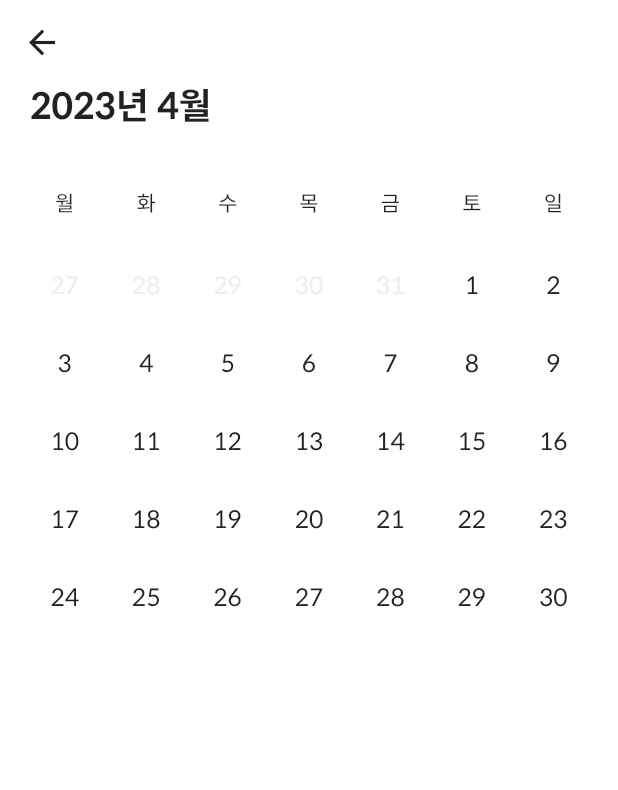
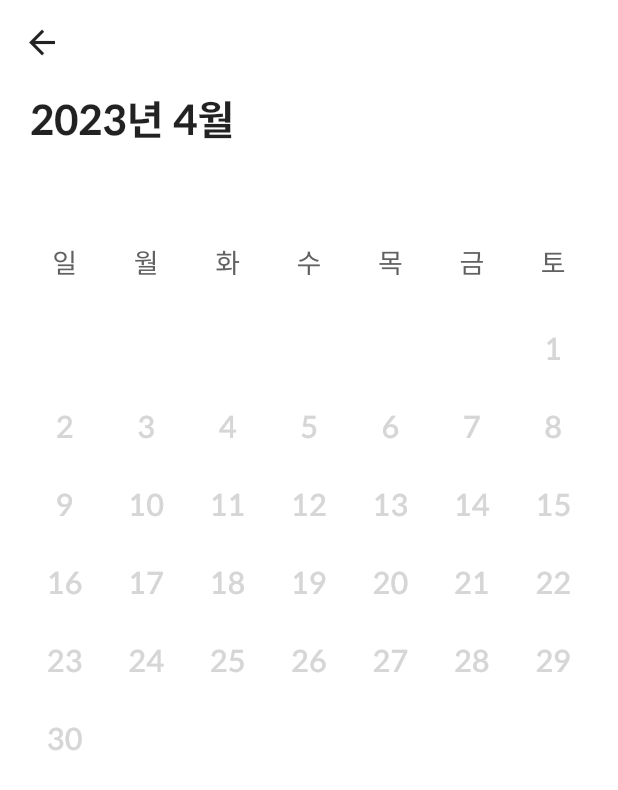
Before and after one commit to hhamja/nocoffee, a Flutter app: the CalendarPage screen opened by its route, on a phone screen of 412 x 824 dp. Shown: the top 790 px of the screen. Run offline on Flutter 3.47's test engine with Material 2 defaults, Android fonts, the phone set to English and light mode, and no system bars; drawn by our look-alikes of table_calendar; our stand-ins replace auto_route, currency_text_input_formatter, flutter_riverpod, fluttertoast, freezed_annotation, hive_flutter and 3 more; accounts and stored records are empty.

Commit message:
Edit  - UI 수정
#### DESC
1. 홈 커피 기록 페이지 여백 추가

2. 달력 페이지
- 폰트 사이즈 수정
- 폰트 컬러 수정
- 커피 잔 수 디자인 수정
- 전체적으로 데이터 간의 위계도를 수정하여 중요한 정보 일수록 글씨 색, 크기, 굵기에 차별화를 두도록 수정

```diff
--- a/lib/src/features/coffee/presentation/screen/calendar_page/calendar_page.dart
+++ b/lib/src/features/coffee/presentation/screen/calendar_page/calendar_page.dart
@@ -23,6 +23,7 @@ class _CalendarPageState extends ConsumerState<CalendarPage> {
   @override
   Widget build(BuildContext context) {
     final allCoffeeData = ref.watch(calendarCoffeeDataProvider);
+
     return Scaffold(
         appBar: AppBar(),
         body: allCoffeeData.when(
@@ -33,46 +34,38 @@ class _CalendarPageState extends ConsumerState<CalendarPage> {
                 child: Column(
                   children: [
                     SizedBox(
-                      height: MediaQuery.of(context).size.height * 0.7,
+                      height: MediaQuery.of(context).size.height * 0.75,
                       child: CustomTableCalendar(
-                        lastDay: DateTime(DateTime.now().year + 5, 12, 31),
+                        lastDay: DateTime.utc(DateTime.now().year + 5, 12, 31),
                         daysOfWeekHeight: 89,
                         shouldFillViewport: true,
                         outsideTextColor: LIGHT_GREY_COLOR,
                         headerTextStyle: const TextStyle(
                           fontWeight: FontWeight.bold,
-                          fontSize: 24.0,
+                          fontSize: 27.0,
                         ),
-                        headerPadding: const EdgeInsets.fromLTRB(4, 0, 0, 5),
+                        headerPadding: const EdgeInsets.fromLTRB(4, 8, 0, 34),
                         focusedDay: focusedDay,
                         calendarFormat: CalendarFormat.month,
                         headerVisible: true,
                         calendarBuilders: CalendarBuilders(
                           outsideBuilder: (context, day, events) =>
-                              CustomCalendarCell(
-                            day: day.toUtc(),
-                            recordText: '',
-                            daycColor: Colors.grey[200],
-                          ),
+                              const SizedBox.shrink(),
+                          disabledBuilder: (context, day, focusedDay) =>
+                              const SizedBox.shrink(),
                           defaultBuilder: (context, day, focusedDay) =>
                               CustomCalendarCell(
-                            day: day.toUtc(),
+                            day: day,
                             recordText: data[day]?[0].coffeeCup ?? '',
                           ),
                           todayBuilder: (context, day, focusedDay) =>
                               CustomCalendarCell(
-                            day: day.toUtc(),
+                            day: day,
                             recordText: data[day]?[0].coffeeCup ?? '',
-                          ),
-                          disabledBuilder: (context, day, focusedDay) =>
-                              CustomCalendarCell(
-                            day: day.toUtc(),
-                            daycColor: Colors.grey[200],
-                            recordText: '',
                           ),
                           selectedBuilder: (context, day, focusedDay) =>
                               CustomCalendarCell(
-                            day: day.toUtc(),
+                            day: day,
                             recordText: data[day]?[0].coffeeCup ?? '',
                           ),
                         ),
--- a/lib/src/features/coffee/presentation/screen/home_record_page/home_record_page.dart
+++ b/lib/src/features/coffee/presentation/screen/home_record_page/home_record_page.dart
@@ -151,7 +151,7 @@ class _HomeRecordPageState extends ConsumerState<HomeRecordPage> {
                       });
                     },
                   ),
-                  const SizedBox(height: 16),
+                  const SizedBox(height: 21),
                   Row(
                     mainAxisAlignment: MainAxisAlignment.center,
                     children: [
@@ -242,7 +242,7 @@ class _HomeRecordPageState extends ConsumerState<HomeRecordPage> {
                     padding: const EdgeInsets.symmetric(vertical: 34),
                     child: CustomFilledTextButton(
                       w: MediaQuery.of(context).size.width,
-                      h: 54,
+                      h: 55,
                       content: '기록하기',
                       onPressed: cupTextController.text.isNotEmpty &&
                               costTextController.text.isNotEmpty
--- a/lib/src/features/coffee/presentation/widget/calendar/calendar_cell.dart
+++ b/lib/src/features/coffee/presentation/widget/calendar/calendar_cell.dart
@@ -23,33 +23,24 @@ class CustomCalendarCell extends StatelessWidget {
         children: [
           Text(
             day.day.toString(),
-            textAlign: TextAlign.left,
+            textAlign: TextAlign.center,
             style: TextStyle(
-              fontSize: 16,
-              color: daycColor ?? TEXT_COLOR,
+              fontSize: 20,
+              fontWeight: FontWeight.w500,
+              color: recordText == '' ? LIGHT_GREY_COLOR : TEXT_COLOR,
             ),
           ),
+          const SizedBox(height: 5),
           recordText != ''
-              ? Expanded(
-                  child: Container(
-                    width: 30,
-                    height: 30,
-                    decoration: const BoxDecoration(
-                      color: PRIMARY_COLOR,
-                      shape: BoxShape.circle,
-                    ),
-                    child: Center(
-                      child: Text(
-                        recordText,
-                        style: const TextStyle(
-                          fontSize: 16,
-                          height: 1.3,
-                          color: WHITE_COLOR,
-                          fontWeight: FontWeight.w500,
-                        ),
-                      ),
-                    ),
+              ? Text(
+                  '+$recordText',
+                  style: const TextStyle(
+                    fontSize: 16,
+                    color: PRIMARY_COLOR,
+                    fontWeight: FontWeight.w500,
                   ),
+                  //   ),
+                  // ),
                 )
               : const SizedBox.shrink(),
         ],
--- a/lib/src/features/coffee/presentation/widget/calendar/custom_table_calendar.dart
+++ b/lib/src/features/coffee/presentation/widget/calendar/custom_table_calendar.dart
@@ -36,8 +36,12 @@ class CustomTableCalendar extends StatelessWidget {
 
   @override
   Widget build(BuildContext context) {
+    final TextStyle dayOfWeekTextStyle = calendarFormat == CalendarFormat.month
+        ? const TextStyle(fontSize: 18, color: DARK_GREY_COLOR)
+        : const TextStyle(fontSize: 16, color: DARK_GREY_COLOR);
+
     return TableCalendar(
-      startingDayOfWeek: StartingDayOfWeek.monday,
+      // startingDayOfWeek: StartingDayOfWeek.monday,
       shouldFillViewport: shouldFillViewport ?? false,
       onPageChanged: onPageChanged,
       locale: 'ko_KR',
@@ -56,6 +60,7 @@ class CustomTableCalendar extends StatelessWidget {
       focusedDay: focusedDay,
       // 요일 표시 여부
       daysOfWeekVisible: true,
+
       calendarFormat: calendarFormat,
 
       onDaySelected: onDaySelected,
@@ -66,15 +71,32 @@ class CustomTableCalendar extends StatelessWidget {
       // 요일 부분의 높이 설정
       daysOfWeekHeight: daysOfWeekHeight,
       // 월 ~ 일 텍스트 스타일 지정
-      daysOfWeekStyle: const DaysOfWeekStyle(
-        weekdayStyle: TextStyle(
-          fontSize: 14,
-        ),
-        weekendStyle: TextStyle(
-          fontSize: 14,
-        ),
+      daysOfWeekStyle: DaysOfWeekStyle(
+        weekdayStyle: dayOfWeekTextStyle,
+        weekendStyle: dayOfWeekTextStyle,
       ),
+
       calendarStyle: CalendarStyle(
+        // tableBorder: TableBorder(
+        //   horizontalInside: calendarFormat == CalendarFormat.month
+        //       ? const BorderSide(
+        //           color: LIGHT_GREY_COLOR,
+        //           width: 1,
+        //         )
+        //       : BorderSide.none,
+        //   // verticalInside: BorderSide(
+        //   //   color: LIGHT_GREY_COLOR,
+        //   //   width: 1,
+        //   // ),
+        //   // top: BorderSide(
+        //   //   color: LIGHT_GREY_COLOR,
+        //   //   width: 1,
+        //   // ),
+        //   // bottom: BorderSide(
+        //   //   color: LIGHT_GREY_COLOR,
+        //   //   width: 1,
+        //   // ),
+        // ),
         isTodayHighlighted: true,
         // 마커 여러개이면 셀 영역을 벗어날지 여부
         canMarkersOverflow: false,
@@ -136,20 +158,19 @@ class CustomTableCalendar extends StatelessWidget {
         formatButtonVisible: false,
         // 연.월.일 텍스트 스타일
         titleTextStyle: headerTextStyle,
-
         // 연.월.일 가운데 정렬 여부
         titleCentered: false,
         leftChevronPadding: EdgeInsets.zero,
         rightChevronPadding: EdgeInsets.zero,
-        //헤더 박스 패딩
+        // 헤더 박스 패딩
         headerPadding: headerPadding,
         leftChevronVisible: false,
         rightChevronVisible: false,
-        //왼쪽 화살표 아이콘 버튼
+        // 왼쪽 화살표 아이콘 버튼
         leftChevronIcon: const Icon(
           Icons.arrow_left,
         ),
-        //오른쪽 화살표 아이콘 버튼
+        // 오른쪽 화살표 아이콘 버튼
         rightChevronIcon: const Icon(
           Icons.arrow_right,
         ),
--- a/lib/src/features/coffee/presentation/widget/home/home_text_field_box.dart
+++ b/lib/src/features/coffee/presentation/widget/home/home_text_field_box.dart
@@ -42,7 +42,7 @@ class HomeTextFieldBox extends StatelessWidget {
     return GestureDetector(
       onTap: boxOntTap,
       child: Container(
-        padding: const EdgeInsets.symmetric(horizontal: 24, vertical: 21),
+        padding: const EdgeInsets.symmetric(horizontal: 24, vertical: 34),
         decoration: BoxDecoration(
           color: WHITE_COLOR,
           borderRadius: BorderRadius.circular(20.0),
--- a/lib/src/features/coffee/presentation/widget/home/one_week_calendar_box.dart
+++ b/lib/src/features/coffee/presentation/widget/home/one_week_calendar_box.dart
@@ -8,6 +8,7 @@ class OneWeekCalendarBox extends StatelessWidget {
   final DateTime focusedDay;
   final void Function(DateTime, DateTime)? onDaySelected;
   final CalendarFormat calendarFormat;
+
   const OneWeekCalendarBox({
     super.key,
     this.eventLoader,
@@ -20,15 +21,15 @@ class OneWeekCalendarBox extends StatelessWidget {
   Widget build(BuildContext context) {
     final DateTime lastDay = DateTime.utc(
         DateTime.now().year, DateTime.now().month, DateTime.now().day, 0, 0, 0);
+
     return Container(
-      padding: const EdgeInsets.fromLTRB(13, 13, 13, 30),
+      padding: const EdgeInsets.fromLTRB(13, 13, 13, 34),
       decoration: BoxDecoration(
         color: WHITE_COLOR,
         borderRadius: BorderRadius.circular(20.0),
       ),
       child: Column(
         children: [
-          const SizedBox(height: 8.0),
           CustomTableCalendar(
             lastDay: lastDay,
             // 요일 cell의 높이
@@ -38,7 +39,7 @@ class OneWeekCalendarBox extends StatelessWidget {
               fontWeight: FontWeight.bold,
               fontSize: 21.0,
             ),
-            headerPadding: const EdgeInsets.fromLTRB(8, 0, 0, 13),
+            headerPadding: const EdgeInsets.fromLTRB(8, 21, 0, 21),
             eventLoader: eventLoader,
             calendarBuilders: const CalendarBuilders(),
             focusedDay: focusedDay,
```
